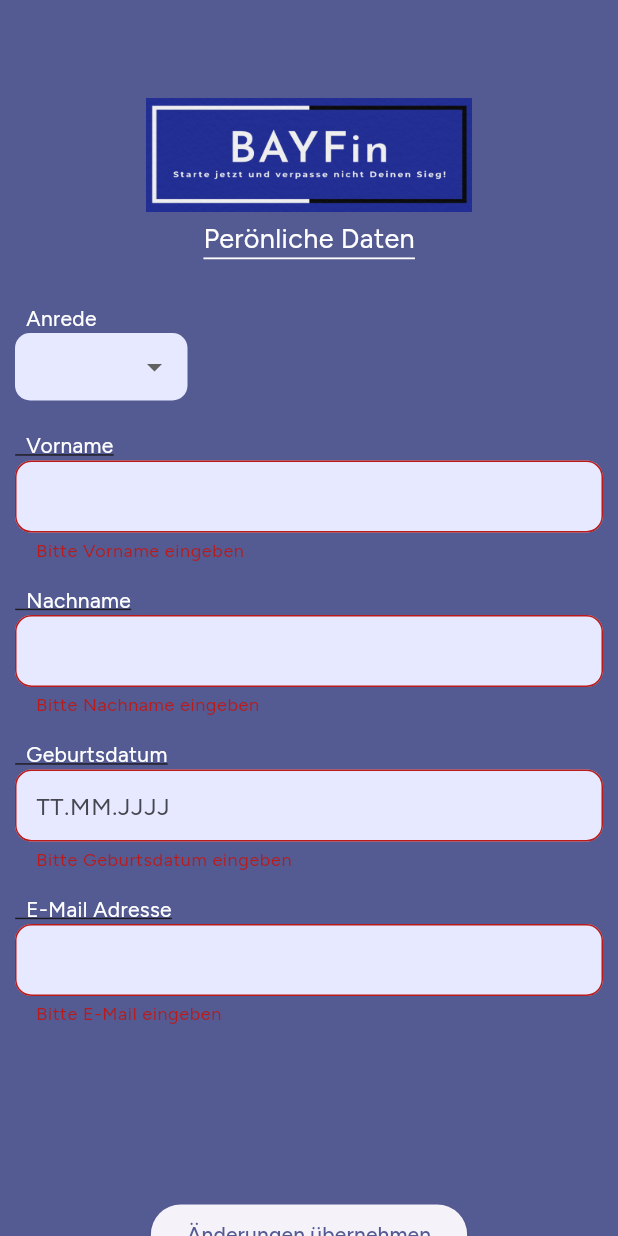
After one commit to Cihan1990/bayfin-Entwicklung, a Flutter app: the AccountEditScreen screen opened directly, after a tap on "Änderungen übernehmen", on a phone screen of 412 x 824 dp. The commit adds this screen. Run offline on Flutter 3.47's test engine with Material 3 defaults, Android fonts, the phone set to English and light mode, and no system bars; our stand-ins replace cloud_firestore, firebase_auth, firebase_core, flex_color_scheme, google_fonts; accounts and stored records are empty.

Commit message:
account edit screen hinzugefügt

```diff
--- a/lib/src/features/Authentication/domain/benutzer.dart
+++ b/lib/src/features/Authentication/domain/benutzer.dart
@@ -11,6 +11,7 @@ class Benutzer {
   List<Umsatz> umsatze;
   String userid;
   DocumentReference? documentReference;
+  String? geburtsdatum;
 
   Benutzer({
     required this.benutzername,
@@ -19,6 +20,7 @@ class Benutzer {
     required this.bank,
     required this.umsatze,
     required this.userid,
+    this.geburtsdatum
   });
 
   Map<String, dynamic> toMap() {
@@ -29,10 +31,12 @@ class Benutzer {
       "email": email,
       "telefon": telefon,
       "userid": userid,
+      "geburtsdatum":geburtsdatum
     };
   }
 
-  factory Benutzer.fromMap(Map<String, dynamic> map, List<KontoInformation> kontoInformationen) {
+  factory Benutzer.fromMap(
+      Map<String, dynamic> map, List<KontoInformation> kontoInformationen) {
     return Benutzer(
       benutzername: Name.fromMap(map["benutzername"]),
       email: map["email"],
@@ -41,6 +45,7 @@ class Benutzer {
       umsatze: List<Umsatz>.from(
           map["umsatze"].map((umsatz) => Umsatz.fromMap(umsatz))),
       userid: map["userid"],
+      geburtsdatum: map["geburtsdatum"]
     );
   }
 }
--- /dev/null
+++ b/lib/src/features/Authentication/presentation/account_edit.dart
@@ -0,0 +1,197 @@
+import 'package:bayfin/src/data/auth_repository.dart';
+import 'package:bayfin/src/data/database_repository.dart';
+import 'package:bayfin/src/features/authentication/presentation/passwort_add_screen.dart';
+import 'package:bayfin/src/features/authentication/presentation/widget/logo_widget.dart';
+import 'package:bayfin/src/features/authentication/presentation/widget/pronouns.dart';
+import 'package:bayfin/src/features/authentication/presentation/widget/registrations_text.dart';
+import 'package:bayfin/src/features/bank_balance/presentation/view_bankaccount.dart';
+import 'package:flutter/material.dart';
+import 'package:provider/provider.dart';
+
+class AccountEditScreen extends StatefulWidget {
+  // Attribute
+
+  // Konstruktor
+  const AccountEditScreen({super.key});
+
+  @override
+  State<AccountEditScreen> createState() => _AccountEditScreenState();
+}
+
+class _AccountEditScreenState extends State<AccountEditScreen> {
+  late TextEditingController vornameController;
+  late TextEditingController nachnameController;
+  late TextEditingController geburtsdatumController;
+  late TextEditingController mailController;
+  final GlobalKey<FormState> _formKey = GlobalKey<FormState>();
+
+  @override
+  void initState() {
+    super.initState();
+    vornameController = TextEditingController();
+    nachnameController = TextEditingController();
+    geburtsdatumController = TextEditingController();
+    mailController = TextEditingController();
+    _loadUserData();
+  }
+
+  @override
+  void dispose() {
+    vornameController.dispose();
+    nachnameController.dispose();
+    geburtsdatumController.dispose();
+    mailController.dispose();
+    super.dispose();
+  }
+
+  Future<void> _loadUserData() async {
+    final userId = context.read<AuthRepository>().getUserId();
+    final benutzer =
+        await context.read<DatabaseRepository>().getBenutzer(userId);
+    if (benutzer != null) {
+      setState(() {
+        vornameController.text = benutzer.benutzername.vorname;
+        nachnameController.text = benutzer.benutzername.nachname;
+        mailController.text = benutzer.email;
+        geburtsdatumController.text = benutzer.geburtsdatum ??'';
+      });
+    }
+  }
+
+  @override
+  Widget build(BuildContext context) {
+    return Scaffold(
+      backgroundColor: Theme.of(context).colorScheme.primary,
+      body: SingleChildScrollView(
+        child: Padding(
+          padding: const EdgeInsets.all(10),
+          child: Form(
+            key: _formKey,
+            child: Column(
+              children: [
+                const SizedBox(height: 55),
+                LogoWidget(width: 217, height: 76),
+                const SizedBox(height: 10),
+                const Text('Perönliche Daten',
+                    style: TextStyle(
+                        shadows: [
+                          Shadow(color: Colors.white, offset: Offset(0, -5))
+                        ],
+                        color: Colors.transparent,
+                        fontSize: 18,
+                        decoration: TextDecoration.underline,
+                        decorationColor: Color(0xFFFFFFFF),
+                        decorationThickness: 1.35)),
+                const SizedBox(height: 25),
+                Prounouns(text: '  Anrede'),
+                const SizedBox(height: 5),
+                const SizedBox(height: 15),
+                RegistrationsText(
+                  controller: vornameController,
+                  text: '  Vorname',
+                  validator: validateVn,
+                  autovalidateMode: AutovalidateMode.onUserInteraction,
+                ),
+                const SizedBox(height: 5),
+                const SizedBox(height: 10),
+                RegistrationsText(
+                  controller: nachnameController,
+                  text: '  Nachname',
+                  validator: validateNn,
+                  autovalidateMode: AutovalidateMode.onUserInteraction,
+                ),
+                const SizedBox(height: 5),
+                const SizedBox(height: 10),
+                RegistrationsText(
+                  controller: geburtsdatumController,
+                  text: '  Geburtsdatum',
+                  hinttext: 'TT.MM.JJJJ',
+                  validator: validateGb,
+                  autovalidateMode: AutovalidateMode.onUserInteraction,
+                ),
+                const SizedBox(height: 5),
+                const SizedBox(height: 10),
+                RegistrationsText(
+                  controller: mailController,
+                  validator: validateEmail,
+                  autovalidateMode: AutovalidateMode.onUserInteraction,
+                  text: '  E-Mail Adresse',
+                ),
+                const SizedBox(height: 5),
+                const SizedBox(height: 110),
+                ElevatedButton(
+                  child: const Text('Änderungen übernehmen'),
+                  onPressed: () {
+                    if (_formKey.currentState?.validate() ?? false) {
+                      Navigator.pushReplacement(
+                        context,
+                        MaterialPageRoute(
+                          builder: (context) =>
+                              PasswortAddScreen(email: mailController.text),
+                        ),
+                      );
+                    }
+                  },
+                ),
+                const SizedBox(height: 20),
+                Row(
+                    mainAxisAlignment: MainAxisAlignment.center,
+                    children: <Widget>[
+                      TextButton(
+                          onPressed: () {
+                            Navigator.pushReplacement(
+                                context,
+                                MaterialPageRoute(
+                                  builder: (context) => const ViewBankaccount(),
+                                ));
+                          },
+                          child: const Text("Zurück zur Kontoübersicht",
+                              style: TextStyle(
+                                shadows: [
+                                  Shadow(
+                                      color: Colors.white,
+                                      offset: Offset(0, -5))
+                                ],
+                                color: Colors.transparent,
+                                fontSize: 16,
+                                decoration: TextDecoration.underline,
+                                decorationColor: Color(0xFFFFFFFF),
+                                decorationThickness: 1.35,
+                              ))),
+                    ]),
+              ],
+            ),
+          ),
+        ),
+      ),
+    );
+  }
+
+  String? validateVn(String? input) {
+    if (input == null || input.isEmpty) {
+      return 'Bitte Vorname eingeben';
+    }
+    return null;
+  }
+
+  String? validateNn(String? input) {
+    if (input == null || input.isEmpty) {
+      return 'Bitte Nachname eingeben';
+    }
+    return null;
+  }
+
+  String? validateGb(String? input) {
+    if (input == null || input.isEmpty) {
+      return 'Bitte Geburtsdatum eingeben';
+    }
+    return null;
+  }
+
+  String? validateEmail(String? input) {
+    if (input == null || input.isEmpty) {
+      return 'Bitte E-Mail eingeben';
+    }
+    return null;
+  }
+}
--- a/lib/src/features/bank_balance/presentation/view_bankaccount.dart
+++ b/lib/src/features/bank_balance/presentation/view_bankaccount.dart
@@ -1,5 +1,7 @@
 import 'package:bayfin/src/data/auth_repository.dart';
 import 'package:bayfin/src/data/database_repository.dart';
+import 'package:bayfin/src/features/authentication/presentation/account_edit.dart';
+import 'package:bayfin/src/features/authentication/presentation/login_screen.dart';
 import 'package:bayfin/src/features/authentication/presentation/widget/logo_widget.dart';
 import 'package:bayfin/src/features/bank_balance/domain/kontoinformationen.dart';
 import 'package:bayfin/src/features/bank_balance/presentation/main_screen.dart';
@@ -47,7 +49,7 @@ class _ViewBankaccountState extends State<ViewBankaccount> {
       backgroundColor: Theme.of(context).colorScheme.primaryContainer,
       appBar: AppBar(
         backgroundColor: Theme.of(context).colorScheme.primaryContainer,
-        leading: Row(crossAxisAlignment: CrossAxisAlignment.end, children: [
+        leading: Row(crossAxisAlignment: CrossAxisAlignment.center, children: [
           IconButton(
             onPressed: () async {
               await showDialog<void>(
@@ -146,7 +148,15 @@ class _ViewBankaccountState extends State<ViewBankaccount> {
               Icons.add_card,
               size: 24,
             ),
-          )
+          ),
+          IconButton(
+              icon: const Icon(Icons.account_circle),
+              onPressed: () => Navigator.push(
+                    context,
+                    MaterialPageRoute(
+                      builder: (context) => const AccountEditScreen(),
+                    ),
+                  )),
         ]),
         leadingWidth: 200,
         actions: [
@@ -236,7 +246,8 @@ class _ViewBankaccountState extends State<ViewBankaccount> {
           ),
           direction: DismissDirection.endToStart,
           onDismissed: (direction) async {
-            await context.read<DatabaseRepository>().deleteKonto(info.iban, context.read<AuthRepository>().getUserId());
+            await context.read<DatabaseRepository>().deleteKonto(
+                info.iban, context.read<AuthRepository>().getUserId());
             ScaffoldMessenger.of(context).showSnackBar(
               SnackBar(content: Text('Konto ${info.bank} gelöscht')),
             );
@@ -305,6 +316,4 @@ class _ViewBankaccountState extends State<ViewBankaccount> {
     }
     return null;
   }
-
-
 }
```
